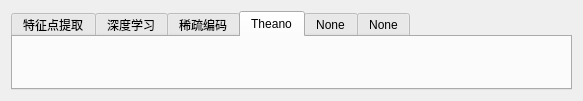
liangz0707/pythonGUI-learn, file ui/TopWidget.ui: the form before one commit.
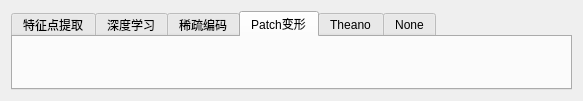
The form after the commit. The open tabs and pages were chosen to show the change.

Commit message: 加上了图像处理，变形patch的功能

```diff
--- a/ui/TopWidget.ui
+++ b/ui/TopWidget.ui
@@ -68,12 +68,12 @@
      </widget>
      <widget class="QWidget" name="tab_4">
       <attribute name="title">
-       <string>Theano</string>
+       <string>Patch变形</string>
       </attribute>
      </widget>
      <widget class="QWidget" name="tab_5">
       <attribute name="title">
-       <string>None</string>
+       <string>Theano</string>
       </attribute>
      </widget>
      <widget class="QWidget" name="tab_6">
```
Left out of the diff: 2 changed lines with no effect on the pictures. The commit also changes 8 other files.
